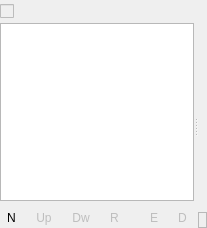
Above: src/widgets/effectstack_ui.ui from KDE/kdenlive before the change. Below: the same form after it.
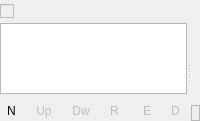
That is the form after the change. Custom widgets are drawn as their Qt base class.

Commit message: Fix effect stack startup size (splitter position)

Diff of the .ui file:
```diff
--- a/src/widgets/effectstack_ui.ui
+++ b/src/widgets/effectstack_ui.ui
@@ -6,8 +6,8 @@
    <rect>
     <x>0</x>
     <y>0</y>
-    <width>207</width>
-    <height>228</height>
+    <width>200</width>
+    <height>121</height>
    </rect>
   </property>
   <property name="sizePolicy">
@@ -24,6 +24,8 @@
     <number>0</number>
    </property>
    <item row="0" column="0">
+    <layout class="QHBoxLayout" name="horizontalLayout_2">
+     <item>
     <widget class="QCheckBox" name="checkAll">
      <property name="enabled">
       <bool>false</bool>
@@ -45,7 +47,7 @@
      </property>
     </widget>
    </item>
-   <item row="0" column="1">
+     <item>
     <widget class="QToolButton" name="buttonShowComments">
      <property name="text">
       <string/>
@@ -58,21 +60,17 @@
      </property>
     </widget>
    </item>
-   <item row="1" column="0" colspan="2">
+    </layout>
+   </item>
+   <item row="1" column="0">
     <widget class="QSplitter" name="splitter">
      <property name="orientation">
       <enum>Qt::Horizontal</enum>
      </property>
-     <widget class="QWidget" name="">
+     <widget class="QWidget" name="layoutWidget">
       <layout class="QVBoxLayout" name="verticalLayout">
        <item>
         <widget class="KListWidget" name="effectlist">
-         <property name="sizePolicy">
-          <sizepolicy hsizetype="Preferred" vsizetype="Expanding">
-           <horstretch>0</horstretch>
-           <verstretch>0</verstretch>
-          </sizepolicy>
-         </property>
          <property name="dragDropMode">
           <enum>QAbstractItemView::InternalMove</enum>
          </property>
@@ -184,12 +182,12 @@
        </item>
       </layout>
      </widget>
-     <widget class="QWidget" name="">
+     <widget class="QWidget" name="layoutWidget">
       <layout class="QVBoxLayout" name="layoutEdit">
        <item>
         <widget class="QFrame" name="frame">
          <property name="sizePolicy">
-          <sizepolicy hsizetype="Expanding" vsizetype="MinimumExpanding">
+          <sizepolicy hsizetype="MinimumExpanding" vsizetype="MinimumExpanding">
            <horstretch>0</horstretch>
            <verstretch>0</verstretch>
           </sizepolicy>
@@ -199,7 +197,7 @@
        <item>
         <widget class="QLabel" name="labelComment">
          <property name="sizePolicy">
-          <sizepolicy hsizetype="Preferred" vsizetype="Preferred">
+          <sizepolicy hsizetype="MinimumExpanding" vsizetype="Preferred">
            <horstretch>0</horstretch>
            <verstretch>0</verstretch>
           </sizepolicy>
```
Lines whose indentation alone changed are shown as unchanged. The commit also changes 1 other file.
